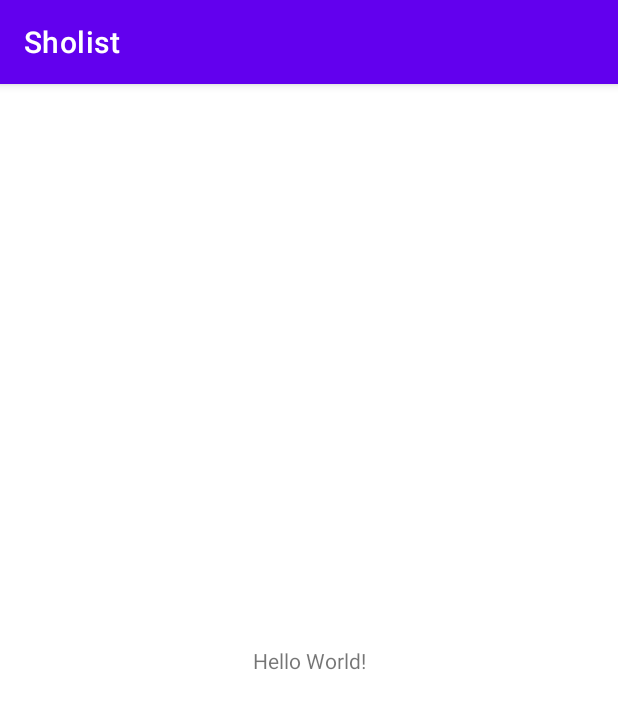
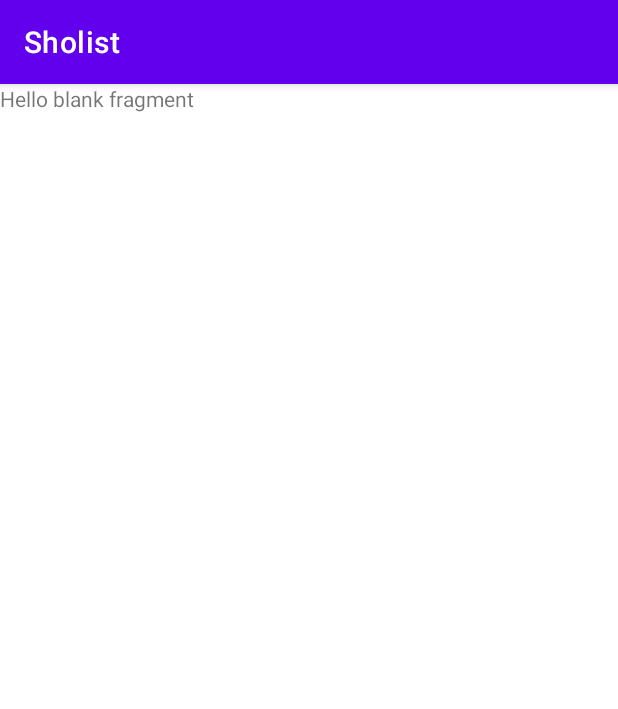
Before and after one commit to ibrahim-ekinci/Sholist, an Android app: the screen it shows after launch (MainActivity before the commit, LoginActivity after it), on a phone screen of 412 x 824 dp. Shown: the top 709 px of the screen. Run offline under Robolectric (Android 15) with nearby library versions, the phone set to English and light mode, and no system bars; our stand-ins replace data binding.

Commit message:
Login fragmentları ve navigation kütüphanesi eklendi.

```diff
--- a/app/src/main/AndroidManifest.xml
+++ b/app/src/main/AndroidManifest.xml
@@ -9,13 +9,16 @@
         android:roundIcon="@mipmap/ic_launcher_round"
         android:supportsRtl="true"
         android:theme="@style/Theme.Sholist">
-        <activity android:name=".MainActivity">
+        <activity android:name=".view.login.LoginActivity">
             <intent-filter>
                 <action android:name="android.intent.action.MAIN" />
 
                 <category android:name="android.intent.category.LAUNCHER" />
             </intent-filter>
         </activity>
+        <activity android:name=".view.MainActivity">
+
+        </activity>
     </application>
 
 </manifest>
--- /dev/null
+++ b/app/src/main/java/com/gloorystudio/sholist/Util.kt
@@ -0,0 +1,4 @@
+package com.gloorystudio.sholist
+
+class Util {
+}
--- a/app/src/main/java/com/gloorystudio/sholist/MainActivity.kt
+++ b/app/src/main/java/com/gloorystudio/sholist/view/login/LoginActivity.kt
@@ -1,11 +1,12 @@
-package com.gloorystudio.sholist
+package com.gloorystudio.sholist.view.login
 
 import androidx.appcompat.app.AppCompatActivity
 import android.os.Bundle
+import com.gloorystudio.sholist.R
 
-class MainActivity : AppCompatActivity() {
+class LoginActivity : AppCompatActivity() {
     override fun onCreate(savedInstanceState: Bundle?) {
         super.onCreate(savedInstanceState)
-        setContentView(R.layout.activity_main)
+        setContentView(R.layout.activity_login)
     }
 }
--- /dev/null
+++ b/app/src/main/java/com/gloorystudio/sholist/view/login/LoginFragment.kt
@@ -0,0 +1,28 @@
+package com.gloorystudio.sholist.view.login
+
+import android.os.Bundle
+import androidx.fragment.app.Fragment
+import android.view.LayoutInflater
+import android.view.View
+import android.view.ViewGroup
+import com.gloorystudio.sholist.R
+
+
+class LoginFragment : Fragment() {
+
+    override fun onCreate(savedInstanceState: Bundle?) {
+        super.onCreate(savedInstanceState)
+
+    }
+
+    override fun onCreateView(inflater: LayoutInflater, container: ViewGroup?,
+                              savedInstanceState: Bundle?): View? {
+        // Inflate the layout for this fragment
+        return inflater.inflate(R.layout.fragment_login, container, false)
+    }
+
+    override fun onViewCreated(view: View, savedInstanceState: Bundle?) {
+        super.onViewCreated(view, savedInstanceState)
+    }
+
+}
--- /dev/null
+++ b/app/src/main/res/layout/activity_login.xml
@@ -0,0 +1,24 @@
+<?xml version="1.0" encoding="utf-8"?>
+
+<androidx.constraintlayout.widget.ConstraintLayout xmlns:android="http://schemas.android.com/apk/res/android"
+    xmlns:app="http://schemas.android.com/apk/res-auto"
+    xmlns:tools="http://schemas.android.com/tools"
+    android:layout_width="match_parent"
+    android:layout_height="match_parent"
+    tools:context=".view.login.LoginActivity">
+
+    <androidx.fragment.app.FragmentContainerView
+        android:id="@+id/nav_host_fragment"
+        android:name="androidx.navigation.fragment.NavHostFragment"
+        android:layout_width="0dp"
+        android:layout_height="0dp"
+        app:layout_constraintLeft_toLeftOf="parent"
+        app:layout_constraintRight_toRightOf="parent"
+        app:layout_constraintTop_toTopOf="parent"
+        app:layout_constraintBottom_toBottomOf="parent"
+
+        app:defaultNavHost="true"
+        app:navGraph="@navigation/login_nav_graph"
+        />
+
+</androidx.constraintlayout.widget.ConstraintLayout>
--- a/app/src/main/res/layout/activity_main.xml
+++ b/app/src/main/res/layout/activity_main.xml
@@ -4,15 +4,9 @@
     xmlns:tools="http://schemas.android.com/tools"
     android:layout_width="match_parent"
     android:layout_height="match_parent"
-    tools:context=".MainActivity">
+    tools:context=".view.MainActivity">
 
-    <TextView
-        android:layout_width="wrap_content"
-        android:layout_height="wrap_content"
-        android:text="Hello World!"
-        app:layout_constraintBottom_toBottomOf="parent"
-        app:layout_constraintLeft_toLeftOf="parent"
-        app:layout_constraintRight_toRightOf="parent"
-        app:layout_constraintTop_toTopOf="parent" />
+
+
 
 </androidx.constraintlayout.widget.ConstraintLayout>
--- /dev/null
+++ b/app/src/main/res/layout/fragment_login.xml
@@ -0,0 +1,18 @@
+<?xml version="1.0" encoding="utf-8"?>
+<layout
+    xmlns:android="http://schemas.android.com/apk/res/android"
+    xmlns:app="http://schemas.android.com/apk/res-auto"
+    xmlns:tools="http://schemas.android.com/tools"
+    tools:context=".view.login.LoginFragment">
+    <FrameLayout
+        android:layout_width="match_parent"
+        android:layout_height="match_parent"
+       >
+        <!-- TODO: Update blank fragment layout -->
+        <TextView
+            android:layout_width="match_parent"
+            android:layout_height="match_parent"
+            android:text="@string/hello_blank_fragment" />
+
+    </FrameLayout>
+</layout>
--- /dev/null
+++ b/app/src/main/res/navigation/login_nav_graph.xml
@@ -0,0 +1,56 @@
+<?xml version="1.0" encoding="utf-8"?>
+<navigation xmlns:android="http://schemas.android.com/apk/res/android"
+    xmlns:app="http://schemas.android.com/apk/res-auto"
+    xmlns:tools="http://schemas.android.com/tools"
+    android:id="@+id/login_nav_graph"
+    app:startDestination="@id/loginFragment">
+    <fragment
+        android:id="@+id/loginFragment"
+        android:name="com.gloorystudio.sholist.view.login.LoginFragment"
+        android:label="fragment_login"
+        tools:layout="@layout/fragment_login" >
+        <action
+            android:id="@+id/action_loginFragment_to_forgetPasswordFragment2"
+            app:destination="@id/forgetPasswordFragment" />
+        <action
+            android:id="@+id/action_loginFragment_to_registerFragment2"
+            app:destination="@id/registerFragment" />
+        <action
+            android:id="@+id/action_loginFragment_to_userInfoFragment2"
+            app:destination="@id/userInfoFragment" />
+        <action
+            android:id="@+id/action_loginFragment_to_verificationFragment22"
+            app:destination="@id/verificationFragment" />
+    </fragment>
+    <fragment
+        android:id="@+id/forgetPasswordFragment"
+        android:name="com.gloorystudio.sholist.view.login.ForgetPasswordFragment"
+        android:label="fragment_forget_password"
+        tools:layout="@layout/fragment_forget_password" />
+    <fragment
+        android:id="@+id/registerFragment"
+        android:name="com.gloorystudio.sholist.view.login.RegisterFragment"
+        android:label="fragment_register"
+        tools:layout="@layout/fragment_register" >
+        <action
+            android:id="@+id/action_registerFragment2_to_userInfoFragment2"
+            app:destination="@id/userInfoFragment" />
+    </fragment>
+    <fragment
+        android:id="@+id/userInfoFragment"
+        android:name="com.gloorystudio.sholist.view.login.UserInfoFragment"
+        android:label="fragment_user_info"
+        tools:layout="@layout/fragment_user_info" >
+        <action
+            android:id="@+id/action_userInfoFragment2_to_verificationFragment2"
+            app:destination="@id/verificationFragment" />
+        <argument
+            android:name="name"
+            app:argType="string" />
+    </fragment>
+    <fragment
+        android:id="@+id/verificationFragment"
+        android:name="com.gloorystudio.sholist.view.login.VerificationFragment"
+        android:label="fragment_verification"
+        tools:layout="@layout/fragment_verification" />
+</navigation>
--- a/app/src/main/res/values/colors.xml
+++ b/app/src/main/res/values/colors.xml
@@ -7,4 +7,9 @@
     <color name="teal_700">#FF018786</color>
     <color name="black">#FF000000</color>
     <color name="white">#FFFFFFFF</color>
+    <color name="bg_gray">#e8e8e8</color>
+    <color name="sho_green">#7fbc4a</color>
+    <color name="sho_gray">#787878</color>
+    <color name="green_dark">#4A8E10</color>
+
 </resources>
--- a/app/src/main/res/values/strings.xml
+++ b/app/src/main/res/values/strings.xml
@@ -1,3 +1,5 @@
 <resources>
     <string name="app_name">Sholist</string>
+    <!-- TODO: Remove or change this placeholder text -->
+    <string name="hello_blank_fragment">Hello blank fragment</string>
 </resources>
```
Also changed, not shown: app/build.gradle (+10 -1 lines), app/src/main/java/com/gloorystudio/sholist/view/MainActivity.kt (added, +12 -0 lines), app/src/main/java/com/gloorystudio/sholist/view/login/ForgetPasswordFragment.kt (added, +29 -0 lines), app/src/main/java/com/gloorystudio/sholist/view/login/RegisterFragment.kt (added, +29 -0 lines), app/src/main/java/com/gloorystudio/sholist/view/login/UserInfoFragment.kt (added, +30 -0 lines), app/src/main/java/com/gloorystudio/sholist/view/login/VerificationFragment.kt (added, +29 -0 lines), app/src/main/res/layout/fragment_forget_password.xml (added, +18 -0 lines), app/src/main/res/layout/fragment_register.xml (added, +18 -0 lines), app/src/main/res/layout/fragment_user_info.xml (added, +17 -0 lines), app/src/main/res/layout/fragment_verification.xml (added, +17 -0 lines), gradle/wrapper/gradle-wrapper.properties.
